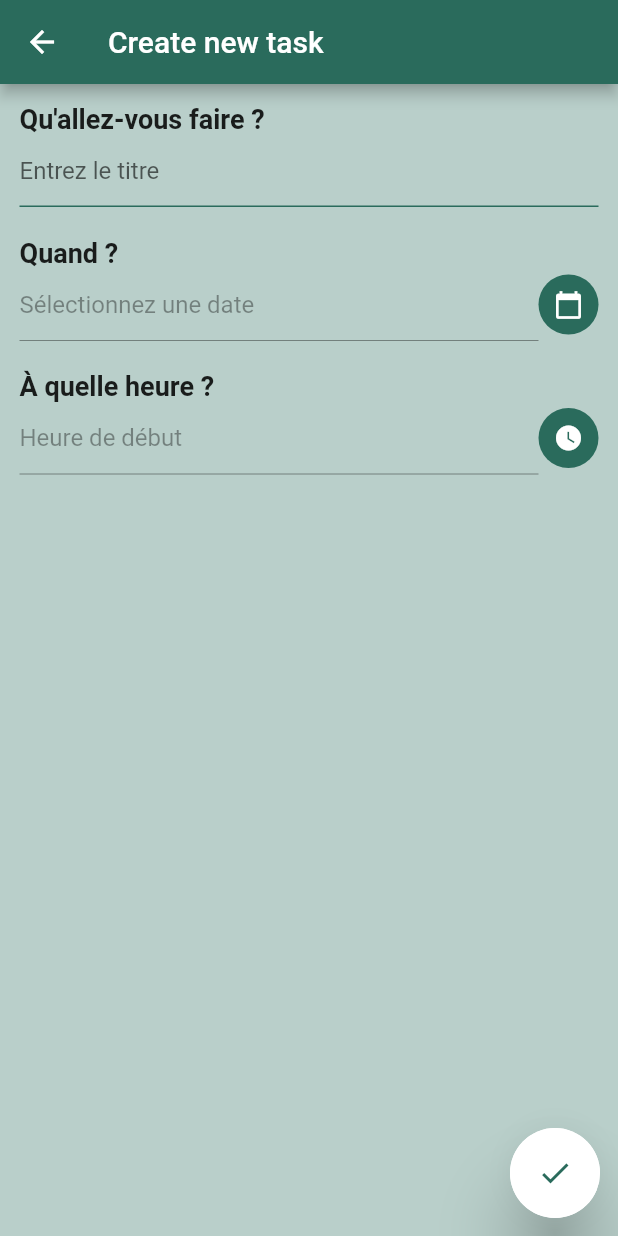
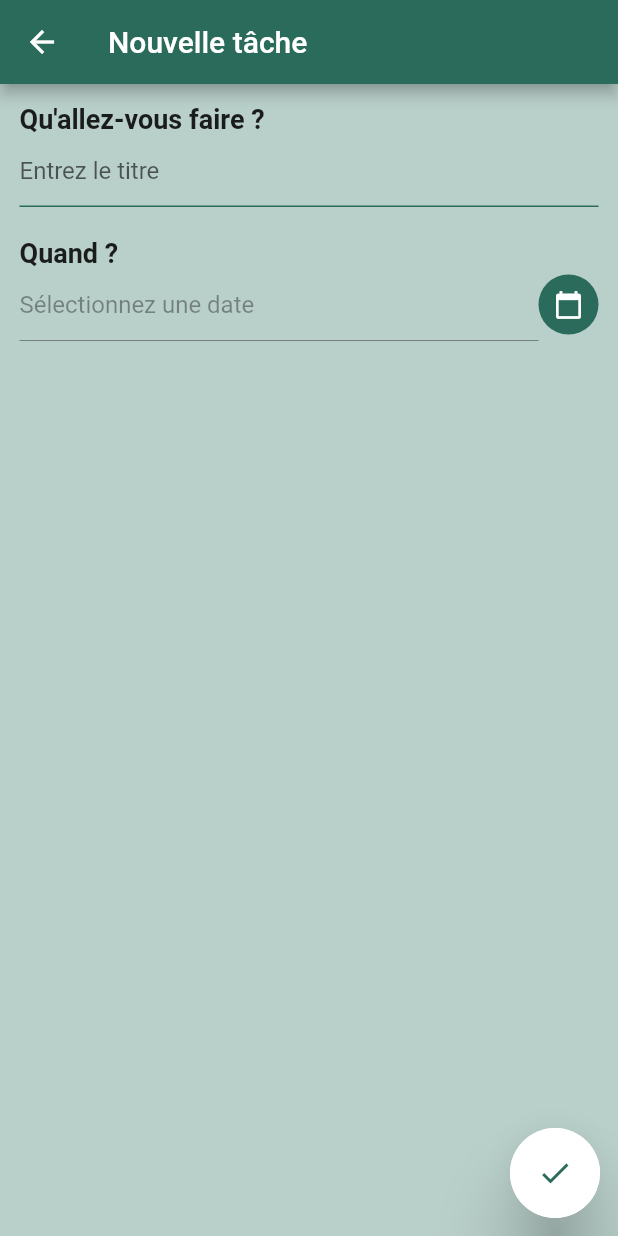
Before and after one commit to aliougga/to_do_list, a Flutter app: the screen it shows after launch, after a tap on the "add" icon, on a phone screen of 412 x 824 dp. Run offline on Flutter 3.47's test engine with Material 2 defaults, Android fonts, the phone set to English and light mode, and no system bars; our stand-ins replace sqflite; missing offline and left inert: rate_my_app; accounts and stored records are empty.

Commit message:
Update
Refactor labels and laguages

```diff
--- a/lib/main.dart
+++ b/lib/main.dart
@@ -1,4 +1,6 @@
 import 'package:flutter/material.dart';
+import 'package:flutter_localizations/flutter_localizations.dart';
+import 'package:rate_my_app/rate_my_app.dart';
 import 'package:to_do_list/screens/create_new_task.dart';
 import 'package:to_do_list/screens/list_tasks.dart';
 import 'package:to_do_list/theme/theme.dart';
@@ -7,13 +9,25 @@ void main() {
   return runApp(const MyApp());
 }
 
-class MyApp extends StatelessWidget {
+class MyApp extends StatefulWidget {
   const MyApp({Key? key}) : super(key: key);
+
+  @override
+  State<MyApp> createState() => _MyAppState();
+}
+
+class _MyAppState extends State<MyApp> {
   @override
   Widget build(BuildContext context) {
     return MaterialApp(
       theme: theme1,
       title: 'List task',
+      localizationsDelegates: const [
+        GlobalMaterialLocalizations.delegate,
+        GlobalWidgetsLocalizations.delegate,
+        GlobalCupertinoLocalizations.delegate,
+      ],
+      supportedLocales: const [Locale('fr', "FR")],
       initialRoute: '/',
       routes: {
         '/list': (context) => const ListTasks(),
@@ -24,3 +38,9 @@ class MyApp extends StatelessWidget {
     );
   }
 }
+
+RateMyApp rateMyApp = RateMyApp(
+  preferencesPrefix: 'Nous noter',
+  minDays: 0, // Show rate popup on first day of install.
+  minLaunches: 5, // Show rate popup after 5 launches of app after minDays is passed.
+);
--- a/lib/screens/create_new_task.dart
+++ b/lib/screens/create_new_task.dart
@@ -46,12 +46,12 @@ class _CreateNewTaskState extends State<CreateNewTask> {
   }
 
   /// Formatter l'heure issue de DatePicker en String
-  String formatTimeOfDay(TimeOfDay tod) {
-    //final now = DateTime.now();
-    final dt = DateTime(tod.hour, tod.minute);
-    final format = DateFormat.jm(); //"6:00 AM"
-    return format.format(dt);
-  }
+  // String formatTimeOfDay(TimeOfDay tod) {
+  //   final now = DateTime.now();
+  //   final dt = DateTime(now.year, now.month, now.day, tod.hour, tod.minute);
+  //   final format = DateFormat.Hm(); //"6:00 AM"
+  //   return format.format(dt);
+  // }
 
   @override
   Widget build(BuildContext context) {
@@ -59,7 +59,7 @@ class _CreateNewTaskState extends State<CreateNewTask> {
       appBar: AppBar(
         centerTitle: false,
         title: const Text(
-          "Create new task",
+          "Nouvelle tâche",
           style: TextStyle(
             fontSize: 20.0,
           ),
@@ -155,6 +155,7 @@ class _CreateNewTaskState extends State<CreateNewTask> {
                               initialDate: selectedDate,
                               firstDate: DateTime(2022),
                               lastDate: DateTime(2100),
+                              locale: const Locale("fr", "FR"),
                             );
 
                             if (tempoDate != null) {
@@ -168,75 +169,44 @@ class _CreateNewTaskState extends State<CreateNewTask> {
                           },
                         ),
                         const SizedBox(height: 20.0),
-                        Column(
-                          crossAxisAlignment: CrossAxisAlignment.start,
-                          children: [
-                            const Text(
-                              "À quelle heure ?",
-                              style: TextStyle(
-                                  fontSize: 18, fontWeight: FontWeight.bold),
-                              textAlign: TextAlign.left,
-                            ),
-                            GestureDetector(
-                              child: Row(
-                                mainAxisAlignment:
-                                    MainAxisAlignment.spaceBetween,
-                                children: [
-                                  Expanded(
-                                    child: TextField(
-                                      controller: controllerTime,
-                                      enabled: false,
-                                      decoration: const InputDecoration(
-                                          hintText: "Heure de début",
-                                          focusedBorder: UnderlineInputBorder(
-                                              borderSide: BorderSide(
-                                                  color: Colors.black)),
-                                          border: UnderlineInputBorder(
-                                              borderSide: BorderSide(
-                                                  color: Colors.grey))),
-                                    ),
-                                  ),
-                                  const CircleAvatar(
-                                    backgroundColor: LightColors.kGreen,
-                                    radius: 20.0,
-                                    child: Icon(
-                                      Icons.watch_later,
-                                      size: 20.0,
-                                      color: LightColors.kWhite,
-                                    ),
-                                  ),
-                                ],
-                              ),
-                              onTap: () async {
-                                var startTempo = await showTimePicker(
-                                    context: context,
-                                    initialTime: selectedTime);
-                                if (startTempo != null) {
-                                  controllerTime.text =
-                                      formatTimeOfDay(startTempo);
-                                }
-                              },
-                            ),
-                            // const SizedBox(height: 40.0),
-                            // const Text(
-                            //   "Select categorie",
-                            //   style: TextStyle(
-                            //       fontSize: 18, fontWeight: FontWeight.bold),
-                            //   textAlign: TextAlign.left,
-                            // ),
-                            // Row(
-                            //   mainAxisAlignment: MainAxisAlignment.spaceBetween,
+                        // Column(
+                        //   crossAxisAlignment: CrossAxisAlignment.start,
                         //   children: [
-                            //     _getDropdown(),
+                        //     const Text(
+                        //       "À quelle heure ?",
+                        //       style: TextStyle(
+                        //           fontSize: 18, fontWeight: FontWeight.bold),
+                        //       textAlign: TextAlign.left,
+                        //     ),
                         //     GestureDetector(
-                            //       child: const CircleAvatar(
-                            //         backgroundColor: LightColors.kGreen,
-                            //         radius: 20.0,
-                            //         child: Icon(
-                            //           Icons.add,
-                            //           size: 20.0,
-                            //           color: LightColors.kWhite,
-                            //         ),
+                        //       child: Row(
+                        //         mainAxisAlignment:
+                        //             MainAxisAlignment.spaceBetween,
+                        //         children: [
+                        //           Expanded(
+                        //             child: TextField(
+                        //               controller: controllerTime,
+                        //               enabled: false,
+                        //               decoration: const InputDecoration(
+                        //                   hintText: "Heure de début",
+                        //                   focusedBorder: UnderlineInputBorder(
+                        //                       borderSide: BorderSide(
+                        //                           color: Colors.black)),
+                        //                   border: UnderlineInputBorder(
+                        //                       borderSide: BorderSide(
+                        //                           color: Colors.grey))),
+                        //             ),
+                        //           ),
+                        //           const CircleAvatar(
+                        //             backgroundColor: LightColors.kGreen,
+                        //             radius: 20.0,
+                        //             child: Icon(
+                        //               Icons.watch_later,
+                        //               size: 20.0,
+                        //               color: LightColors.kWhite,
+                        //             ),
+                        //           ),
+                        //         ],
                         //       ),
                         //       onTap: () async {
                         //         var startTempo = await showTimePicker(
@@ -248,10 +218,41 @@ class _CreateNewTaskState extends State<CreateNewTask> {
                         //         }
                         //       },
                         //     ),
+                        //     // const SizedBox(height: 40.0),
+                        //     // const Text(
+                        //     //   "Select categorie",
+                        //     //   style: TextStyle(
+                        //     //       fontSize: 18, fontWeight: FontWeight.bold),
+                        //     //   textAlign: TextAlign.left,
+                        //     // ),
+                        //     // Row(
+                        //     //   mainAxisAlignment: MainAxisAlignment.spaceBetween,
+                        //     //   children: [
+                        //     //     _getDropdown(),
+                        //     //     GestureDetector(
+                        //     //       child: const CircleAvatar(
+                        //     //         backgroundColor: LightColors.kGreen,
+                        //     //         radius: 20.0,
+                        //     //         child: Icon(
+                        //     //           Icons.add,
+                        //     //           size: 20.0,
+                        //     //           color: LightColors.kWhite,
+                        //     //         ),
+                        //     //       ),
+                        //     //       onTap: () async {
+                        //     //         var startTempo = await showTimePicker(
+                        //     //             context: context,
+                        //     //             initialTime: selectedTime);
+                        //     //         if (startTempo != null) {
+                        //     //           controllerTime.text =
+                        //     //               formatTimeOfDay(startTempo);
+                        //     //         }
+                        //     //       },
+                        //     //     ),
+                        //     //   ],
+                        //     // ),
                         //   ],
                         // ),
-                          ],
-                        ),
                       ],
                     ),
                   ],
--- a/lib/screens/list_tasks.dart
+++ b/lib/screens/list_tasks.dart
@@ -1,5 +1,6 @@
 import 'package:flutter/material.dart';
 import 'package:intl/intl.dart';
+import 'package:rate_my_app/rate_my_app.dart';
 import 'package:to_do_list/models/category.dart';
 import 'package:to_do_list/models/task.dart';
 import 'package:to_do_list/theme/colors/light_colors.dart';
@@ -33,6 +34,14 @@ class _ListTasksState extends State<ListTasks> {
   void initState() {
     // pressToDelete = false;
     _getListCategories();
+
+    WidgetsBinding.instance?.addPostFrameCallback((_) async {
+      await rateMyApp.init();
+      if (mounted && rateMyApp.shouldOpenDialog) {
+        rateMyApp.showRateDialog(context);
+      }
+    });
+
     super.initState();
   }
 
@@ -93,7 +102,9 @@ class _ListTasksState extends State<ListTasks> {
                 builder: (context, snapshot) {
                   if (snapshot.connectionState == ConnectionState.waiting) {
                     return const Center(
-                      child: CircularProgressIndicator(),
+                      child: CircularProgressIndicator(
+                        color: LightColors.kGreen,
+                      ),
                     );
                   }
                   if (snapshot.connectionState == ConnectionState.none) {
@@ -119,7 +130,7 @@ class _ListTasksState extends State<ListTasks> {
                           size: 90.0,
                         ),
                         Text(
-                          "Liste vide ajoutez vos tâches\n en appuyant sur le bouton +",
+                          "Liste vide, ajoutez vos tâches\n en appuyant sur le bouton +",
                           style: TextStyle(
                             color: Colors.grey,
                             fontSize: 18.0,
@@ -158,9 +169,9 @@ class _ListTasksState extends State<ListTasks> {
                                     ),
                                     Text(
                                       _dateFormatJMA(
-                                          snapshot.data![index].taskDate! +
-                                              " " +
-                                              snapshot.data![index].taskTime!),
+                                          snapshot.data![index].taskDate!
+                                          //snapshot.data![index].taskTime!
+                                          ),
                                       style: TextStyle(
                                           fontSize: 13,
                                           color: _isPassed(snapshot
@@ -241,10 +252,12 @@ class _ListTasksState extends State<ListTasks> {
 
   ///Formattage de date de String de la base en date
   _dateFormatJMA(String dateStr) {
-    if (dateStr.trim().isEmpty)  {
-      return "Aucune date";
+    if (dateStr.trim().isEmpty) {
+      return "aucune date";
     } else {
-      DateFormat dateFormatFInal = DateFormat.MMMMEEEEd();
+      var tag = Localizations.maybeLocaleOf(context)?.toLanguageTag();
+      DateFormat dateFormatFInal = DateFormat.MMMMEEEEd(tag);
+
       DateFormat dateFormat = DateFormat('yyyy-MM-dd');
       DateTime date = dateFormat.parse(dateStr);
       final now = DateTime.now();
@@ -254,15 +267,15 @@ class _ListTasksState extends State<ListTasks> {
       if (tomorrow.day == date.day &&
           tomorrow.month == date.month &&
           tomorrow.year == date.year) {
-        return "Tomorrow";
+        return "demain";
       } else if (now.day == date.day &&
           now.month == date.month &&
           now.year == date.year) {
-        return "Today";
+        return "aujourd'hui";
       } else if (yesterday.day == date.day &&
           yesterday.month == date.month &&
           yesterday.year == date.year) {
-        return "Yesterday";
+        return "hier";
       } else {
         return dateFormatFInal.format(date);
       }
@@ -372,3 +385,12 @@ class _ListTasksState extends State<ListTasks> {
     );
   }
 }
+
+RateMyApp rateMyApp = RateMyApp(
+  preferencesPrefix: 'Nous évaluer',
+  minDays: 0,
+  minLaunches: 3,
+  remindDays: 2,
+  remindLaunches: 7,
+  googlePlayIdentifier: 'com.alga.to_do_list',
+);
--- a/lib/utils/dbhelper.dart
+++ b/lib/utils/dbhelper.dart
@@ -54,8 +54,8 @@ class DatabaseHelper {
             "$categoryId INTEGER PRIMARY KEY AUTOINCREMENT,"
             "$categoryName TEXT NOT NULL)");
 
-        db.insert(tableCategory, {categoryId: 1, categoryName: "Default"});
-        db.insert(tableCategory, {categoryId: 2, categoryName: "Completed tasks"});
+        db.insert(tableCategory, {categoryId: 1, categoryName: "Non terminés"});
+        db.insert(tableCategory, {categoryId: 2, categoryName: "Terminés"});
       },
     );
   }
--- a/pubspec.yaml
+++ b/pubspec.yaml
@@ -11,6 +11,8 @@ environment:
 dependencies:
   flutter:
     sdk: flutter
+  flutter_localizations: # Add this line
+    sdk: flutter
   cupertino_icons: ^1.0.2
 
   image_picker:
@@ -18,6 +20,8 @@ dependencies:
   intl: ^0.17.0
   sqflite:
   path:
+  rate_my_app: ^1.1.2
+  #+google_mobile_ads:
   #path_provider: ^2.0.9
 
 dev_dependencies:
```
Also changed, not shown: pubspec.lock, 1 other file. Lines whose indentation alone changed are shown as unchanged.
